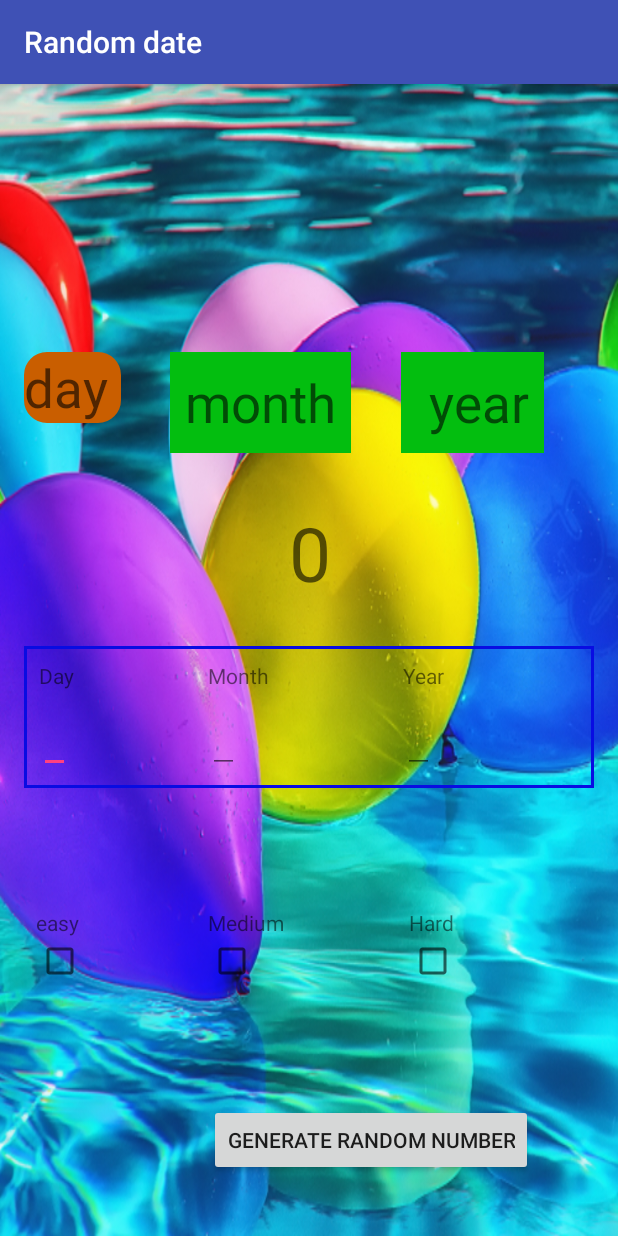
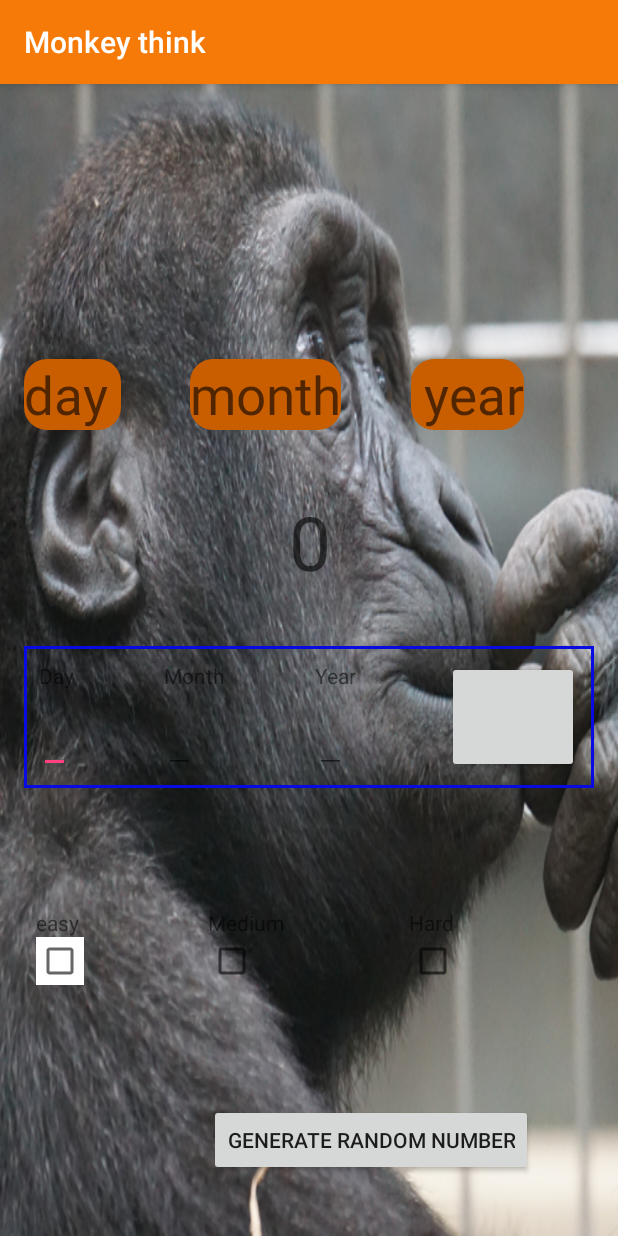
Before and after one commit to MohammedFouad/Randomdate, an Android app: the screen it shows after launch (MainActivity), on a phone screen of 412 x 824 dp. Run offline under Robolectric (Android 15) with nearby library versions, the phone set to English and light mode, and no system bars; our stand-ins replace AdMob, Firebase (no records; nobody signed in at launch, a user with empty details on screens opened directly); libraries missing offline, so code that uses them is left out: com.daimajia.androidanimations.

Commit message:
before adding datepicker

```diff
--- a/app/src/main/res/layout/activity_main.xml
+++ b/app/src/main/res/layout/activity_main.xml
@@ -5,7 +5,7 @@
     android:layout_width="match_parent"
     android:layout_height="match_parent"
     android:padding="16dp"
-    android:background="@drawable/randombackground"
+    android:background="@drawable/background_monkey"
     tools:context=".MainActivity"
     >
 
@@ -62,9 +62,9 @@
             <TextView
                 android:textSize="35sp"
                 android:hint="month"
+                android:background="@drawable/textfieldshape"
                 android:textColor="@color/colorTrialCount"
-                android:background="@drawable/border"
-                android:id="@+id/random_month_text_view"
+                 android:id="@+id/random_month_text_view"
                 android:layout_width="wrap_content"
                 android:layout_height="wrap_content"
                 app:layout_constraintBottom_toBottomOf="parent"
@@ -91,7 +91,8 @@
                 android:textSize="35sp"
                 android:hint=" year"
                 android:textColor="@color/colorTrialCount"
-                android:background="@drawable/border" android:id="@+id/random_year_text_view"
+                android:background="@drawable/textfieldshape"
+                android:id="@+id/random_year_text_view"
                 android:layout_width="wrap_content"
                 android:layout_height="wrap_content"
                  app:layout_constraintBottom_toBottomOf="parent"
@@ -191,6 +192,10 @@
 
         </LinearLayout>
 
+        <Button
+            android:layout_width="wrap_content"
+            android:layout_height="match_parent" />
+
 
     </LinearLayout>
 
@@ -238,7 +243,8 @@
             <CheckBox
                 android:id="@+id/easyCheckBox"
                 android:layout_width="wrap_content"
-                android:layout_height="wrap_content" />
+                android:layout_height="wrap_content"
+                android:background="@color/colorTrialCount"/>
 
         </LinearLayout>
 
--- a/app/src/main/res/values/colors.xml
+++ b/app/src/main/res/values/colors.xml
@@ -1,7 +1,7 @@
 <?xml version="1.0" encoding="utf-8"?>
 <resources>
-    <color name="colorPrimary">#3F51B5</color>
-    <color name="colorPrimaryDark">#303F9F</color>
+    <color name="colorPrimary">#f57a07</color>
+    <color name="colorPrimaryDark">#c95e00</color>
     <color name="colorAccent">#FF4081</color>
 
     <color name="colorTrialCount">#ffffff</color>
--- a/app/src/main/res/values/strings.xml
+++ b/app/src/main/res/values/strings.xml
@@ -1,5 +1,5 @@
 <resources>
-    <string name="app_name">Random date</string>
+    <string name="app_name">Monkey think</string>
 
     <!-- hint-->
 
```
Also changed, not shown: app/src/main/res/drawable/background_monkey.png (added), app/src/main/res/drawable/play.png (added).
